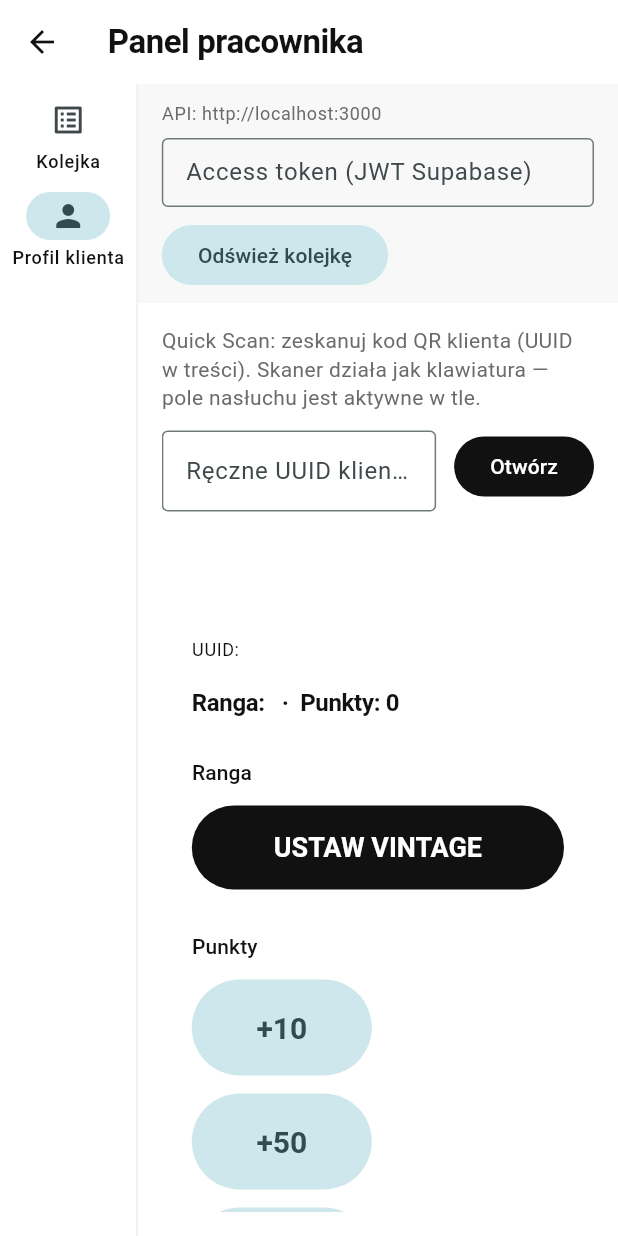
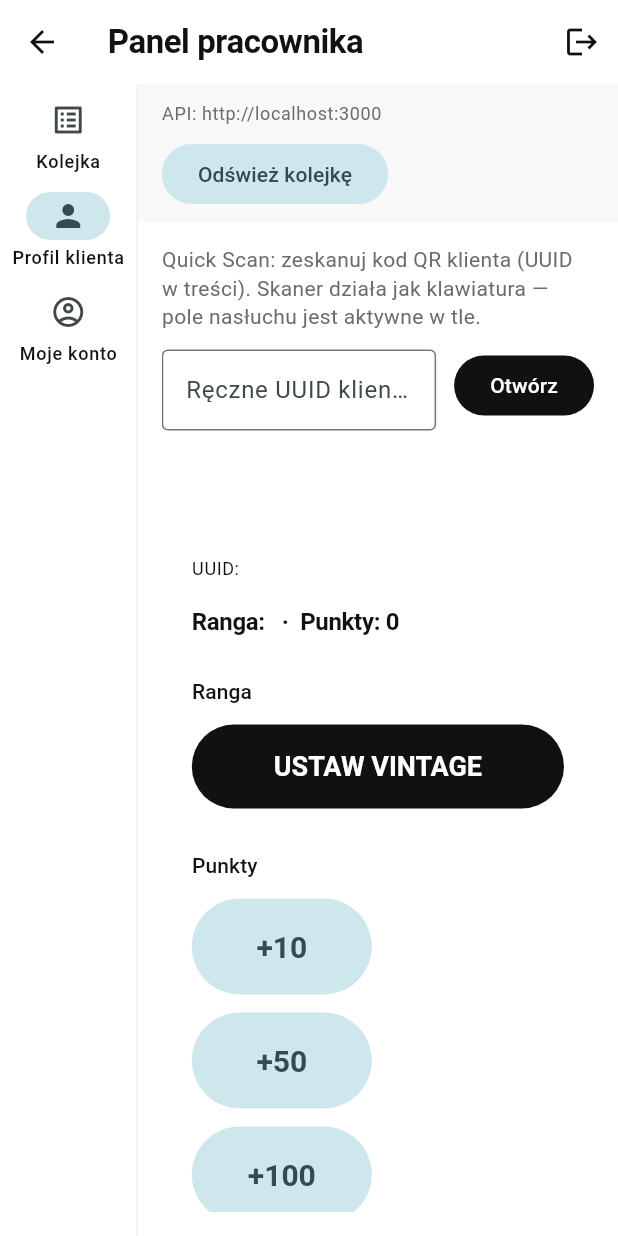
Before and after one commit to korki88/sellektywni-public, a Flutter app: the MainSidebar screen opened directly, after a tap on "Profil klienta", on a phone screen of 412 x 824 dp. Run offline on Flutter 3.47's test engine with Material 3 defaults, Android fonts, the phone set to English and light mode, and no system bars; our stand-ins replace firebase_core, firebase_messaging, shared_preferences, supabase_flutter; accounts and stored records are empty.

Commit message:
feat: logowanie Supabase, rejestracja, konto użytkownika; POST /auth/profile/ensure

```diff
--- /dev/null
+++ b/mobile/lib/config/app_config.dart
@@ -0,0 +1,17 @@
+/// Konfiguracja z `--dart-define` przy buildzie / uruchomieniu.
+class AppConfig {
+  AppConfig._();
+
+  static const String supabaseUrl = String.fromEnvironment(
+    'SUPABASE_URL',
+    defaultValue: '',
+  );
+
+  static const String supabaseAnonKey = String.fromEnvironment(
+    'SUPABASE_ANON_KEY',
+    defaultValue: '',
+  );
+
+  static bool get hasSupabase =>
+      supabaseUrl.isNotEmpty && supabaseAnonKey.isNotEmpty;
+}
--- a/mobile/lib/main_sidebar.dart
+++ b/mobile/lib/main_sidebar.dart
@@ -1,9 +1,12 @@
 import 'package:flutter/foundation.dart';
 import 'package:flutter/material.dart';
 import 'package:provider/provider.dart';
+import 'package:supabase_flutter/supabase_flutter.dart';
 
+import 'config/app_config.dart';
 import 'layout/web_app_frame.dart';
 import 'providers/auth_session.dart';
+import 'screens/user_account_screen.dart';
 import 'staff/staff_api.dart';
 import 'staff/staff_models.dart';
 import 'theme/app_theme.dart';
@@ -20,7 +23,6 @@ class _MainSidebarState extends State<MainSidebar> {
   int _railIndex = 0;
   final _scanFocus = FocusNode();
   final _scanController = TextEditingController();
-  final _tokenController = TextEditingController();
   final _manualIdController = TextEditingController();
 
   List<StaffProduct> _queue = [];
@@ -33,8 +35,6 @@ class _MainSidebarState extends State<MainSidebar> {
   void initState() {
     super.initState();
     WidgetsBinding.instance.addPostFrameCallback((_) {
-      final auth = context.read<AuthSession>();
-      _tokenController.text = auth.accessToken ?? '';
       _requestScanFocus();
     });
   }
@@ -43,7 +43,6 @@ class _MainSidebarState extends State<MainSidebar> {
   void dispose() {
     _scanFocus.dispose();
     _scanController.dispose();
-    _tokenController.dispose();
     _manualIdController.dispose();
     super.dispose();
   }
@@ -206,6 +205,34 @@ class _MainSidebarState extends State<MainSidebar> {
       child: Scaffold(
         appBar: AppBar(
           title: const Text('Panel pracownika'),
+          actions: [
+            Padding(
+              padding: const EdgeInsets.only(right: 8),
+              child: Center(
+                child: Text(
+                  AppConfig.hasSupabase
+                      ? (Supabase.instance.client.auth.currentUser?.email ??
+                          auth.profileEmail ??
+                          '')
+                      : (auth.profileEmail ?? ''),
+                  style: Theme.of(context).textTheme.bodySmall,
+                  overflow: TextOverflow.ellipsis,
+                ),
+              ),
+            ),
+            IconButton(
+              tooltip: 'Wyloguj',
+              icon: const Icon(Icons.logout),
+              onPressed: () async {
+                final sess = context.read<AuthSession>();
+                if (AppConfig.hasSupabase) {
+                  await Supabase.instance.client.auth.signOut();
+                }
+                if (!context.mounted) return;
+                await sess.setAccessToken(null);
+              },
+            ),
+          ],
         ),
         body: Stack(
           children: [
@@ -227,6 +254,11 @@ class _MainSidebarState extends State<MainSidebar> {
                       selectedIcon: Icon(Icons.person),
                       label: Text('Profil klienta'),
                     ),
+                    NavigationRailDestination(
+                      icon: Icon(Icons.account_circle_outlined),
+                      selectedIcon: Icon(Icons.account_circle),
+                      label: Text('Moje konto'),
+                    ),
                   ],
                 ),
                 const VerticalDivider(width: 1),
@@ -245,17 +277,6 @@ class _MainSidebarState extends State<MainSidebar> {
                                 style: Theme.of(context).textTheme.bodySmall?.copyWith(
                                       color: const Color(0xFF6B6B6B),
                                     ),
-                              ),
-                              const SizedBox(height: 8),
-                              TextField(
-                                controller: _tokenController,
-                                obscureText: true,
-                                decoration: const InputDecoration(
-                                  labelText: 'Access token (JWT Supabase)',
-                                  border: OutlineInputBorder(),
-                                  isDense: true,
-                                ),
-                                onChanged: (v) => auth.setAccessToken(v),
                               ),
                               const SizedBox(height: 8),
                               Row(
@@ -286,6 +307,7 @@ class _MainSidebarState extends State<MainSidebar> {
                           children: [
                             _buildQueueTab(),
                             _buildCustomerTab(),
+                            const UserAccountScreen(),
                           ],
                         ),
                       ),
--- /dev/null
+++ b/mobile/lib/screens/user_account_screen.dart
@@ -0,0 +1,124 @@
+import 'package:flutter/material.dart';
+import 'package:provider/provider.dart';
+import 'package:supabase_flutter/supabase_flutter.dart';
+
+import '../config/app_config.dart';
+import '../providers/auth_session.dart';
+
+/// Panel użytkownika: rola, punkty, ranga, wylogowanie.
+class UserAccountScreen extends StatelessWidget {
+  const UserAccountScreen({super.key});
+
+  String _roleLabel(String? r) {
+    switch (r) {
+      case 'STAFF':
+        return 'Pracownik';
+      case 'OWNER':
+        return 'Właściciel';
+      case 'CUSTOMER':
+        return 'Klient';
+      default:
+        return '—';
+    }
+  }
+
+  @override
+  Widget build(BuildContext context) {
+    final auth = context.watch<AuthSession>();
+    final supaEmail =
+        AppConfig.hasSupabase ? Supabase.instance.client.auth.currentUser?.email : null;
+    final email = supaEmail ?? auth.profileEmail ?? '—';
+
+    return ListView(
+      padding: const EdgeInsets.all(24),
+      children: [
+        Text(
+          'Twoje konto',
+          style: Theme.of(context).textTheme.headlineSmall?.copyWith(
+                fontWeight: FontWeight.w600,
+              ),
+        ),
+        const SizedBox(height: 20),
+        Card(
+          child: Padding(
+            padding: const EdgeInsets.all(20),
+            child: Column(
+              crossAxisAlignment: CrossAxisAlignment.start,
+              children: [
+                Text('E-mail', style: Theme.of(context).textTheme.labelMedium),
+                const SizedBox(height: 4),
+                Text(email, style: Theme.of(context).textTheme.titleMedium),
+                const SizedBox(height: 20),
+                Text('Rola w sklepie', style: Theme.of(context).textTheme.labelMedium),
+                const SizedBox(height: 4),
+                Text(
+                  _roleLabel(auth.role),
+                  style: Theme.of(context).textTheme.titleMedium?.copyWith(
+                        fontWeight: FontWeight.w600,
+                      ),
+                ),
+                if (auth.role != null)
+                  Padding(
+                    padding: const EdgeInsets.only(top: 4),
+                    child: Text(
+                      auth.role!,
+                      style: Theme.of(context).textTheme.bodySmall?.copyWith(
+                            color: const Color(0xFF6B6B6B),
+                          ),
+                    ),
+                  ),
+                const SizedBox(height: 20),
+                Text('Program lojalnościowy', style: Theme.of(context).textTheme.labelMedium),
+                const SizedBox(height: 8),
+                Text(
+                  'Punkty: ${auth.points ?? '—'}',
+                  style: Theme.of(context).textTheme.titleMedium,
+                ),
+                const SizedBox(height: 4),
+                Text(
+                  'Ranga: ${auth.rank ?? '—'}',
+                  style: Theme.of(context).textTheme.titleMedium,
+                ),
+              ],
+            ),
+          ),
+        ),
+        const SizedBox(height: 24),
+        if (auth.isOwner)
+          Padding(
+            padding: const EdgeInsets.only(bottom: 12),
+            child: Text(
+              'Konto właściciela — pełne uprawnienia administracyjne po stronie API.',
+              style: Theme.of(context).textTheme.bodyMedium?.copyWith(
+                    color: const Color(0xFF6B6B6B),
+                  ),
+            ),
+          ),
+        if (auth.isStaff)
+          Padding(
+            padding: const EdgeInsets.only(bottom: 12),
+            child: Text(
+              'Tryb pracownika: kolejka rezerwacji i profile klientów są w sekcjach obok.',
+              style: Theme.of(context).textTheme.bodyMedium?.copyWith(
+                    color: const Color(0xFF6B6B6B),
+                  ),
+            ),
+          ),
+        FilledButton.tonal(
+          onPressed: () async {
+            final sess = context.read<AuthSession>();
+            if (AppConfig.hasSupabase) {
+              await Supabase.instance.client.auth.signOut();
+            }
+            if (!context.mounted) return;
+            await sess.setAccessToken(null);
+          },
+          style: FilledButton.styleFrom(
+            padding: const EdgeInsets.symmetric(vertical: 16),
+          ),
+          child: const Text('Wyloguj się'),
+        ),
+      ],
+    );
+  }
+}
--- a/mobile/pubspec.yaml
+++ b/mobile/pubspec.yaml
@@ -15,6 +15,7 @@ dependencies:
   http: ^1.2.2
   provider: ^6.1.2
   shared_preferences: ^2.3.3
+  supabase_flutter: ^2.8.4
   firebase_core: ^3.8.1
   firebase_messaging: ^15.1.5
 
```
Also changed, not shown: mobile/lib/app.dart (+8 -1 lines), mobile/lib/main.dart (+15 -0 lines), mobile/lib/main_store.dart (+9 -2 lines), mobile/lib/providers/auth_session.dart (+62 -6 lines), mobile/lib/screens/auth/login_screen.dart (added, +146 -0 lines), mobile/lib/screens/auth/register_screen.dart (added, +172 -0 lines), mobile/lib/widgets/auth_shell.dart (added, +31 -0 lines), mobile/lib/widgets/supabase_auth_sync.dart (added, +44 -0 lines), mobile/pubspec.lock, www/app/assets/fonts/MaterialIcons-Regular.otf, 8 other files.
